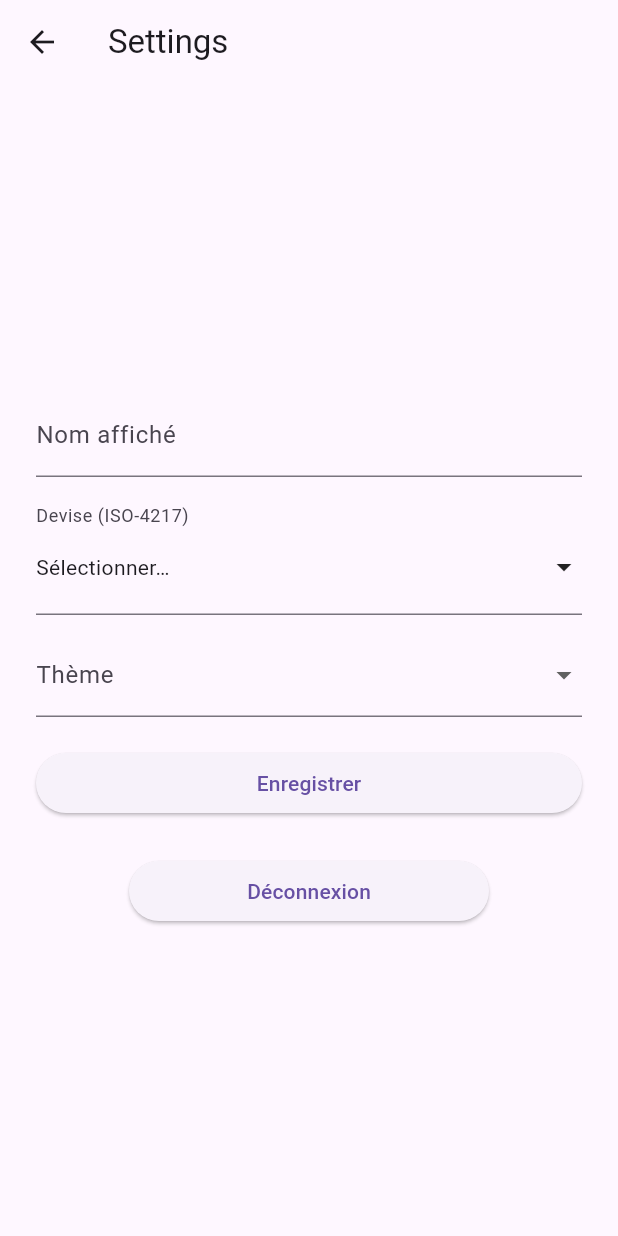
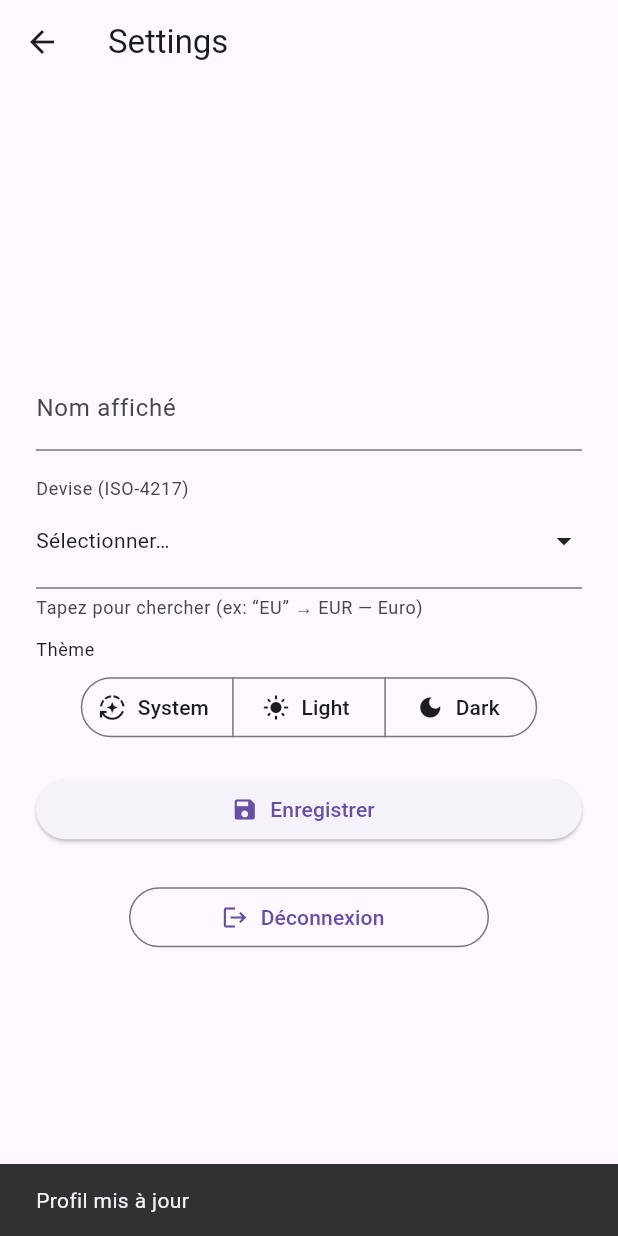
Before and after one commit to MORTAKI0/finmate, a Flutter app: the screen it shows once a user with an empty profile is signed in, after a tap on "Open Settings", on a phone screen of 412 x 824 dp. Run offline on Flutter 3.47's test engine with Material 3 defaults, Android fonts, the phone set to English and light mode, and no system bars; our stand-ins replace equatable, flutter_bloc, supabase_flutter; accounts and stored records are empty.

Commit message:
auth bloc  done

```diff
--- a/lib/app/app.dart
+++ b/lib/app/app.dart
@@ -16,7 +16,11 @@ class FinMateApp extends StatelessWidget {
   @override
   Widget build(BuildContext context) {
     return BlocProvider(
-      create: (_) => SessionCubit(Supabase.instance.client),
+      create: (_) {
+        final c = SessionCubit(Supabase.instance.client);
+        c.bootstrap(); // <- AUTH-04
+        return c;
+      },
       child: AnimatedBuilder(
         animation: AppThemeController.instance,
         builder: (context, _) {
--- a/lib/features/auth/application/session_cubit.dart
+++ b/lib/features/auth/application/session_cubit.dart
@@ -1,8 +1,8 @@
 import 'dart:async';
 import 'package:flutter_bloc/flutter_bloc.dart';
 import 'package:supabase_flutter/supabase_flutter.dart';
+import '../../profile/data/profile_repository_impl.dart';
 import 'session_state.dart';
-import '../../profile/data/profile_repository_impl.dart';
 
 class SessionCubit extends Cubit<SessionState> {
   final SupabaseClient _supabase;
@@ -19,6 +19,8 @@ class SessionCubit extends Cubit<SessionState> {
           if (session != null) {
             emit(SessionState.authenticated(session));
             await _ensureProfileDefaults();
+          } else {
+            emit(SessionState.unauthenticated());
           }
           break;
         case AuthChangeEvent.signedOut:
@@ -31,15 +33,38 @@ class SessionCubit extends Cubit<SessionState> {
     });
   }
 
+  /// AUTH-04: called once at app start to restore/refresh a persisted session.
+  Future<void> bootstrap() async {
+    // If there is an in-memory session, try to refresh it to ensure validity.
+    final current = _supabase.auth.currentSession;
+    if (current != null) {
+      try {
+        await _supabase.auth.refreshSession();
+        // onAuthStateChange will emit authenticated
+      } on AuthException {
+        // Refresh failed => expire softly and sign out
+        await _supabase.auth.signOut();
+        emit(SessionState.unauthenticated(expiredNotice: true));
+      } catch (_) {
+        // Any other error -> fall back to unauthenticated
+        emit(SessionState.unauthenticated());
+      }
+    } else {
+      // Let onAuthStateChange(initialSession) resolve to unauthenticated
+      // No-op here.
+    }
+  }
+
+  /// AUTH-05: used by UI when an API call returns 401 to force a soft logout.
+  Future<void> markExpiredAndSignOut() async {
+    try { await _supabase.auth.signOut(); } catch (_) {}
+    emit(SessionState.unauthenticated(expiredNotice: true));
+  }
+
   Future<void> signOut() async {
     emit(state.copyWith(isLoading: true, error: null));
-    try {
-      await _supabase.auth.signOut();
-    } catch (_) {
-      // Offline or network error — local session still cleared.
-    } finally {
-      emit(state.copyWith(isLoading: false));
-    }
+    try { await _supabase.auth.signOut(); } catch (_) {}
+    emit(state.copyWith(isLoading: false));
   }
 
   Future<void> _ensureProfileDefaults() async {
@@ -51,6 +76,15 @@ class SessionCubit extends Cubit<SessionState> {
     }
   }
 
+  /// one-shot read & clear of the expired notice
+  bool takeExpiredNotice() {
+    if (state.expiredNotice) {
+      emit(state.copyWith(expiredNotice: false));
+      return true;
+    }
+    return false;
+  }
+
   @override
   Future<void> close() {
     _sub?.cancel();
--- a/lib/features/auth/application/session_state.dart
+++ b/lib/features/auth/application/session_state.dart
@@ -9,33 +9,38 @@ class SessionState extends Equatable {
   final bool isLoading;
   final String? error;
 
+  /// one-shot flag to show “Session expirée” on Login after redirect
+  final bool expiredNotice;
+
   const SessionState({
     required this.status,
     this.session,
     this.isLoading = false,
     this.error,
+    this.expiredNotice = false,
   });
 
-  factory SessionState.unknown() =>
-      const SessionState(status: AuthStatus.unknown);
+  factory SessionState.unknown() => const SessionState(status: AuthStatus.unknown);
   factory SessionState.authenticated(Session s) =>
       SessionState(status: AuthStatus.authenticated, session: s);
-  factory SessionState.unauthenticated() =>
-      const SessionState(status: AuthStatus.unauthenticated);
+  factory SessionState.unauthenticated({bool expiredNotice = false}) =>
+      SessionState(status: AuthStatus.unauthenticated, expiredNotice: expiredNotice);
 
   SessionState copyWith({
     AuthStatus? status,
     Session? session,
     bool? isLoading,
     String? error,
+    bool? expiredNotice,
   }) =>
       SessionState(
         status: status ?? this.status,
         session: session ?? this.session,
         isLoading: isLoading ?? this.isLoading,
         error: error,
+        expiredNotice: expiredNotice ?? this.expiredNotice,
       );
 
   @override
-  List<Object?> get props => [status, session?.user.id, isLoading, error];
+  List<Object?> get props => [status, session?.user.id, isLoading, error, expiredNotice];
 }
--- a/lib/features/auth/presentation/pages/settings_page.dart
+++ b/lib/features/auth/presentation/pages/settings_page.dart
@@ -23,6 +23,7 @@ class SettingsPage extends StatefulWidget {
 class _SettingsPageState extends State<SettingsPage> {
   final _formKey = GlobalKey<FormState>();
   final _displayNameCtrl = TextEditingController();
+
   String _currency = 'USD';
   String _theme = 'system';
 
@@ -33,7 +34,6 @@ class _SettingsPageState extends State<SettingsPage> {
   }
 
   String? _validateCurrency(String? v) {
-    // Picker ensures valid values, but keep guard for safety
     final s = (v ?? '').trim();
     if (s.isEmpty) return 'Devise requise';
     final ok = RegExp(r'^[A-Z]{3}$').hasMatch(s);
@@ -43,7 +43,7 @@ class _SettingsPageState extends State<SettingsPage> {
 
   void _applyTheme(String t) {
     setState(() => _theme = t);
-    AppThemeController.instance.setFromString(t);
+    AppThemeController.instance.setFromString(t); // live switch
   }
 
   void _loadIntoForm(Profile p) {
@@ -67,27 +67,54 @@ class _SettingsPageState extends State<SettingsPage> {
             child: ConstrainedBox(
               constraints: const BoxConstraints(maxWidth: 560),
               child: BlocConsumer<ProfileCubit, ProfileState>(
+                listenWhen: (prev, next) => prev.status != next.status,
                 listener: (context, state) {
                   if (state.status == ProfileStatus.loaded && state.profile != null) {
                     _loadIntoForm(state.profile!);
+                    // Show success if coming back from a save
+                    if (mounted) {
+                      ScaffoldMessenger.of(context).showSnackBar(
+                        const SnackBar(content: Text('Profil mis à jour')),
+                      );
+                    }
                   }
-                  if (state.status == ProfileStatus.error && state.error != null) {
-                    ScaffoldMessenger.of(context)
-                        .showSnackBar(SnackBar(content: Text(state.error!)));
+                  if (state.status == ProfileStatus.error) {
+                    switch (state.errorKind) {
+                      case ProfileErrorKind.unauthorized:
+                        ScaffoldMessenger.of(context).showSnackBar(
+                          const SnackBar(content: Text('Session expirée')),
+                        );
+                        context.read<SessionCubit>().markExpiredAndSignOut();
+                        break;
+                      case ProfileErrorKind.forbidden:
+                        ScaffoldMessenger.of(context).showSnackBar(
+                          const SnackBar(content: Text('Accès refusé')),
+                        );
+                        break;
+                      default:
+                        if (state.error != null) {
+                          ScaffoldMessenger.of(context).showSnackBar(
+                            SnackBar(content: Text(state.error!)),
+                          );
+                        }
+                    }
                   }
                 },
                 builder: (context, state) {
                   final isSaving = state.status == ProfileStatus.saving;
                   final isLoading = state.status == ProfileStatus.loading || state.status == ProfileStatus.initial;
 
+                  if (isLoading) {
+                    return const Padding(
+                      padding: EdgeInsets.all(24.0),
+                      child: CircularProgressIndicator(),
+                    );
+                  }
+
                   return Column(
                     mainAxisSize: MainAxisSize.min,
                     children: [
-                      if (isLoading) const Padding(
-                        padding: EdgeInsets.all(24),
-                        child: CircularProgressIndicator(),
-                      ),
-                      if (!isLoading) Form(
+                      Form(
                         key: _formKey,
                         child: Column(
                           children: [
@@ -100,27 +127,42 @@ class _SettingsPageState extends State<SettingsPage> {
                               enabled: !isSaving,
                             ),
                             const SizedBox(height: 12),
+
+                            // Currency Picker (searchable; “EU…” -> “EUR — Euro”)
                             CurrencyPickerField(
                               initialValue: _currency,
                               validator: _validateCurrency,
                               onChanged: (code) => _currency = code,
-                              // enabled respects isSaving implicitly because it's not wired here
+                              labelText: 'Devise (ISO-4217)',
                             ),
                             const SizedBox(height: 12),
-                            DropdownButtonFormField<String>(
-                              initialValue: _theme,
-                              items: const [
-                                DropdownMenuItem(value: 'system', child: Text('System')),
-                                DropdownMenuItem(value: 'light', child: Text('Light')),
-                                DropdownMenuItem(value: 'dark', child: Text('Dark')),
+
+                            // Theme segmented toggle (system / light / dark)
+                            Align(
+                              alignment: Alignment.centerLeft,
+                              child: Text('Thème', style: Theme.of(context).textTheme.bodySmall),
+                            ),
+                            const SizedBox(height: 6),
+                            SegmentedButton<String>(
+                              segments: const [
+                                ButtonSegment(value: 'system', label: Text('System'), icon: Icon(Icons.auto_mode)),
+                                ButtonSegment(value: 'light', label: Text('Light'), icon: Icon(Icons.light_mode)),
+                                ButtonSegment(value: 'dark', label: Text('Dark'), icon: Icon(Icons.dark_mode)),
                               ],
-                              onChanged: isSaving ? null : (v) => _applyTheme(v ?? 'system'),
-                              decoration: const InputDecoration(labelText: 'Thème'),
+                              selected: <String>{_theme},
+                              onSelectionChanged: isSaving ? null : (sel) {
+                                if (sel.isNotEmpty) _applyTheme(sel.first);
+                              },
                             ),
                             const SizedBox(height: 20),
+
                             SizedBox(
                               width: double.infinity,
-                              child: ElevatedButton(
+                              child: ElevatedButton.icon(
+                                icon: isSaving
+                                    ? const SizedBox(width: 16, height: 16, child: CircularProgressIndicator(strokeWidth: 2))
+                                    : const Icon(Icons.save),
+                                label: Text(isSaving ? 'Enregistrement…' : 'Enregistrer'),
                                 onPressed: isSaving
                                     ? null
                                     : () {
@@ -133,26 +175,24 @@ class _SettingsPageState extends State<SettingsPage> {
                                           theme: _theme,
                                         );
                                       },
-                                child: isSaving
-                                    ? const SizedBox(width: 18, height: 18, child: CircularProgressIndicator(strokeWidth: 2))
-                                    : const Text('Enregistrer'),
                               ),
                             ),
                           ],
                         ),
                       ),
                       const SizedBox(height: 24),
-                      // Sign out stays available
+                      // Logout section
                       BlocBuilder<SessionCubit, SessionState>(
                         builder: (context, s) {
                           final busy = s.isLoading;
                           return SizedBox(
                             width: 240,
-                            child: ElevatedButton(
+                            child: OutlinedButton.icon(
+                              icon: busy
+                                  ? const SizedBox(width: 16, height: 16, child: CircularProgressIndicator(strokeWidth: 2))
+                                  : const Icon(Icons.logout),
+                              label: const Text('Déconnexion'),
                               onPressed: busy ? null : () => context.read<SessionCubit>().signOut(),
-                              child: busy
-                                  ? const SizedBox(width: 18, height: 18, child: CircularProgressIndicator(strokeWidth: 2))
-                                  : const Text('Déconnexion'),
                             ),
                           );
                         },
--- a/lib/features/profile/application/profile_cubit.dart
+++ b/lib/features/profile/application/profile_cubit.dart
@@ -1,18 +1,36 @@
 import 'package:flutter_bloc/flutter_bloc.dart';
+import 'package:supabase_flutter/supabase_flutter.dart';
 import '../../profile/domain/profile_repository.dart';
 import 'profile_state.dart';
+
+ProfileErrorKind _classify(Object e) {
+  if (e is AuthException) return ProfileErrorKind.unauthorized;
+  // PostgrestException message varies by server; detect common strings.
+  final msg = e.toString().toLowerCase();
+  if (msg.contains('jwt expired') || msg.contains('unauthorized') || msg.contains('invalid jwt')) {
+    return ProfileErrorKind.unauthorized;
+  }
+  if (msg.contains('permission denied') || msg.contains('forbidden')) {
+    return ProfileErrorKind.forbidden;
+  }
+  return ProfileErrorKind.other;
+}
 
 class ProfileCubit extends Cubit<ProfileState> {
   final ProfileRepository _repo;
   ProfileCubit(this._repo) : super(ProfileState.initial());
 
   Future<void> load() async {
-    emit(state.copyWith(status: ProfileStatus.loading, error: null));
+    emit(state.copyWith(status: ProfileStatus.loading, error: null, errorKind: ProfileErrorKind.none));
     try {
       final p = await _repo.getMyProfile(); // Ensures defaults if first time
       emit(state.copyWith(status: ProfileStatus.loaded, profile: p));
     } catch (e) {
-      emit(state.copyWith(status: ProfileStatus.error, error: e.toString()));
+      emit(state.copyWith(
+        status: ProfileStatus.error,
+        error: e.toString(),
+        errorKind: _classify(e),
+      ));
     }
   }
 
@@ -21,7 +39,7 @@ class ProfileCubit extends Cubit<ProfileState> {
     required String baseCurrency,
     required String theme,
   }) async {
-    emit(state.copyWith(status: ProfileStatus.saving, error: null));
+    emit(state.copyWith(status: ProfileStatus.saving, error: null, errorKind: ProfileErrorKind.none));
     try {
       final p = await _repo.updateMyProfile(
         displayName: displayName,
@@ -30,7 +48,11 @@ class ProfileCubit extends Cubit<ProfileState> {
       );
       emit(state.copyWith(status: ProfileStatus.loaded, profile: p));
     } catch (e) {
-      emit(state.copyWith(status: ProfileStatus.error, error: e.toString()));
+      emit(state.copyWith(
+        status: ProfileStatus.error,
+        error: e.toString(),
+        errorKind: _classify(e),
+      ));
     }
   }
 }
--- a/lib/features/profile/application/profile_state.dart
+++ b/lib/features/profile/application/profile_state.dart
@@ -2,13 +2,20 @@ import 'package:equatable/equatable.dart';
 import '../../profile/domain/profile.dart';
 
 enum ProfileStatus { initial, loading, loaded, error, saving }
+enum ProfileErrorKind { none, unauthorized, forbidden, other }
 
 class ProfileState extends Equatable {
   final ProfileStatus status;
   final Profile? profile;
   final String? error;
+  final ProfileErrorKind errorKind;
 
-  const ProfileState({required this.status, this.profile, this.error});
+  const ProfileState({
+    required this.status,
+    this.profile,
+    this.error,
+    this.errorKind = ProfileErrorKind.none,
+  });
 
   factory ProfileState.initial() => const ProfileState(status: ProfileStatus.initial);
 
@@ -16,14 +23,16 @@ class ProfileState extends Equatable {
     ProfileStatus? status,
     Profile? profile,
     String? error,
+    ProfileErrorKind? errorKind,
   }) {
     return ProfileState(
       status: status ?? this.status,
       profile: profile ?? this.profile,
       error: error,
+      errorKind: errorKind ?? this.errorKind,
     );
   }
 
   @override
-  List<Object?> get props => [status, profile?.id, profile?.displayName, profile?.baseCurrency, profile?.theme, error];
+  List<Object?> get props => [status, profile?.id, profile?.displayName, profile?.baseCurrency, profile?.theme, error, errorKind];
 }
--- a/lib/features/profile/presentation/widgets/currency_picker_field.dart
+++ b/lib/features/profile/presentation/widgets/currency_picker_field.dart
@@ -4,18 +4,14 @@ import 'package:flutter/services.dart' show rootBundle;
 
 class CurrencyPickerField extends FormField<String> {
   CurrencyPickerField({
-    Key? key,
-    String? initialValue,
-    FormFieldSetter<String>? onSaved,
-    FormFieldValidator<String>? validator,
+    super.key,
+    super.initialValue,
+    super.onSaved,
+    super.validator,
     ValueChanged<String>? onChanged,
     bool enabled = true,
     String labelText = 'Devise (ISO-4217)',
   }) : super(
-          key: key,
-          initialValue: initialValue,
-          onSaved: onSaved,
-          validator: validator,
           builder: (state) {
             return _CurrencyPickerInner(
               labelText: labelText,
@@ -142,6 +138,7 @@ class _CurrencyPickerInnerState extends State<_CurrencyPickerInner> {
             labelText: widget.labelText,
             errorText: widget.errorText,
             enabled: widget.enabled,
+            helperText: 'Tapez pour chercher (ex: “EU” → EUR — Euro)',
             border: const UnderlineInputBorder(),
           ),
           child: InkWell(
--- a/pubspec.yaml
+++ b/pubspec.yaml
@@ -41,6 +41,10 @@ dependencies:
 dev_dependencies:
   flutter_test:
     sdk: flutter
+  # Pure-Dart test framework for RLS tests
+  test: ^1.25.0
+  # Supabase (pure Dart) used only inside tests
+  supabase: ^2.0.6
 
   # The "flutter_lints" package below contains a set of recommended lints to
   # encourage good coding practices. The lint set provided by the package is
```
Also changed, not shown: lib/features/auth/presentation/pages/auth_email_page.dart (+16 -0 lines), pubspec.lock, 2 other files.
